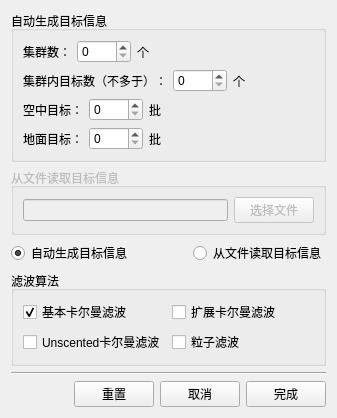
The window that settingdialog.ui (kernelhcy/targettracking) describes before a commit, drawn with Qt 5.
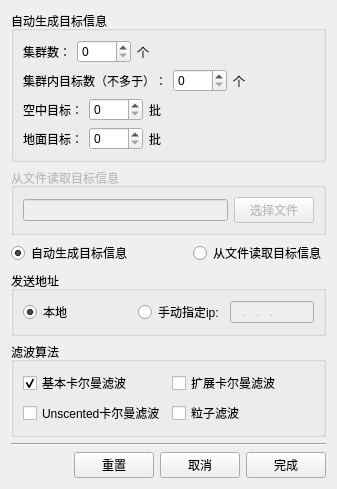
The same window after the commit.

Commit message: 设置中添加选择ip地址

Diff of the .ui file:
```diff
--- a/settingdialog.ui
+++ b/settingdialog.ui
@@ -7,7 +7,7 @@
     <x>0</x>
     <y>0</y>
     <width>337</width>
-    <height>365</height>
+    <height>423</height>
    </rect>
   </property>
   <property name="windowTitle">
@@ -241,6 +241,55 @@
      </item>
     </layout>
    </item>
+   <item>
+    <widget class="QGroupBox" name="groupBox_2">
+     <property name="title">
+      <string>发送地址</string>
+     </property>
+     <layout class="QHBoxLayout" name="horizontalLayout_10">
+      <item>
+       <widget class="QRadioButton" name="localRadioButton">
+        <property name="text">
+         <string>本地</string>
+        </property>
+        <property name="checked">
+         <bool>true</bool>
+        </property>
+       </widget>
+      </item>
+      <item>
+       <spacer name="horizontalSpacer_7">
+        <property name="orientation">
+         <enum>Qt::Horizontal</enum>
+        </property>
+        <property name="sizeHint" stdset="0">
+         <size>
+          <width>85</width>
+          <height>20</height>
+         </size>
+        </property>
+       </spacer>
+      </item>
+      <item>
+       <widget class="QRadioButton" name="remoteRadioButton">
+        <property name="text">
+         <string>手动指定ip:</string>
+        </property>
+       </widget>
+      </item>
+      <item>
+       <widget class="QLineEdit" name="remoteipEdit">
+        <property name="enabled">
+         <bool>false</bool>
+        </property>
+        <property name="inputMask">
+         <string>999.999.999.999; </string>
+        </property>
+       </widget>
+      </item>
+     </layout>
+    </widget>
+   </item>
    <item>
     <widget class="QGroupBox" name="groupBox">
      <property name="title">
```
The commit also changes 4 other files.
